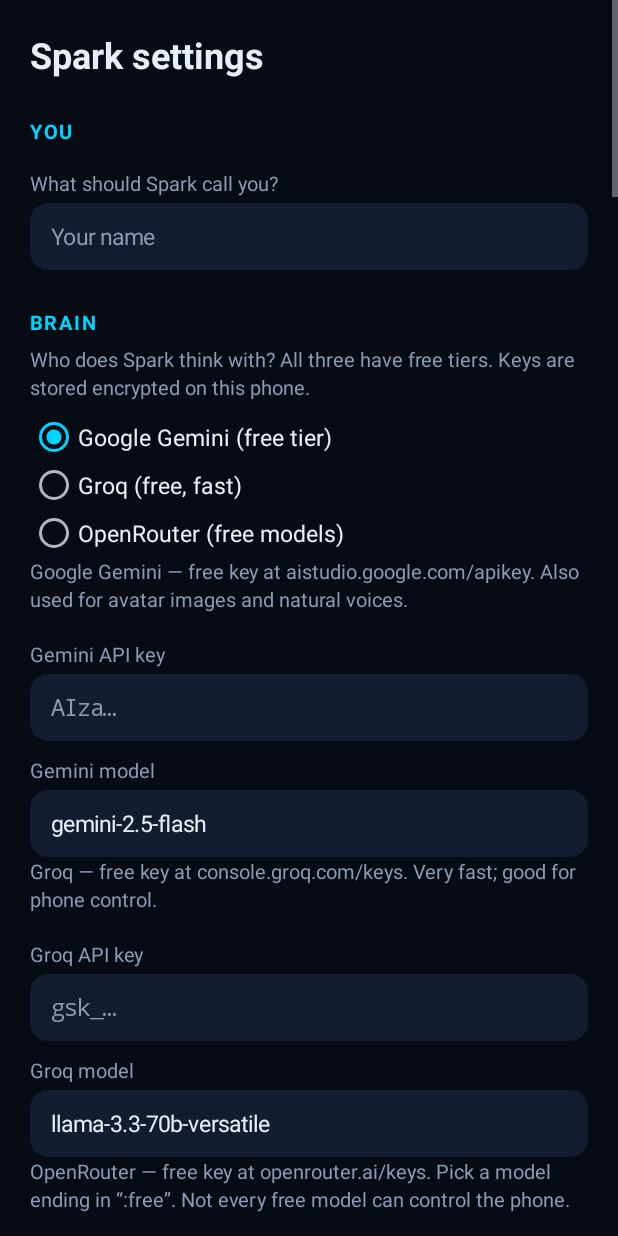
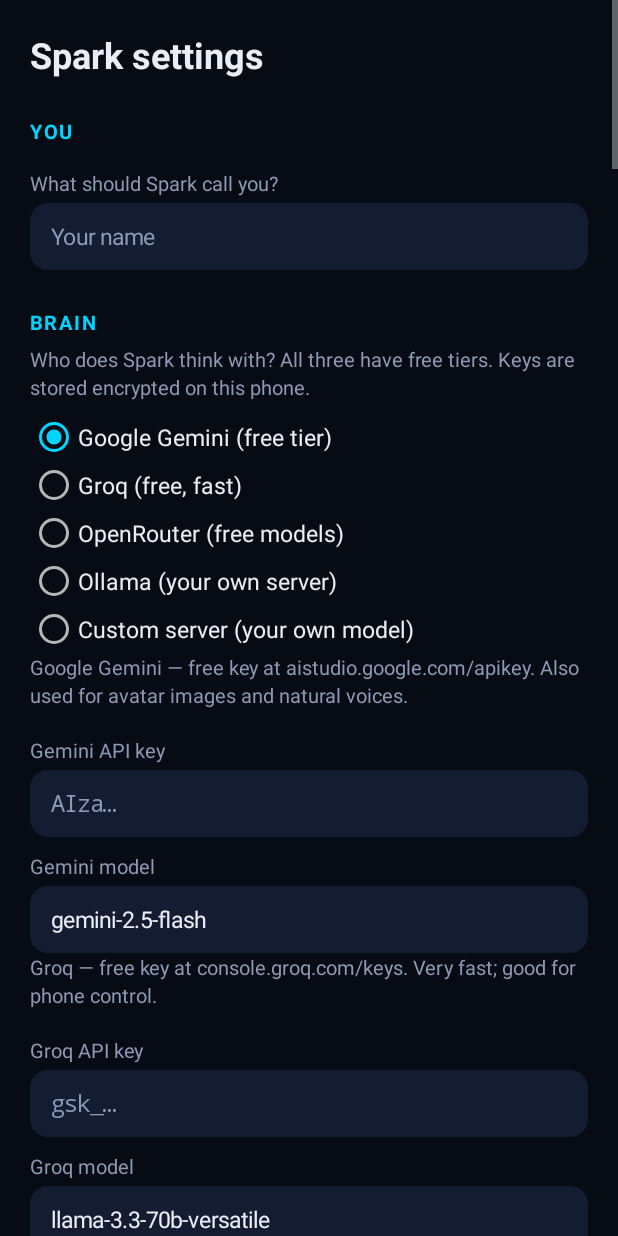
Before and after one commit to svs45-21/spark_quantum_ai_os_v1.0.1--1-, an Android app: the screen it shows after launch (SettingsActivity), after a tap on "Settings", on a phone screen of 412 x 824 dp. Run offline under Robolectric (Android 15) with nearby library versions, the phone set to English and light mode, and no system bars; 1 other tap on this screen came first.

Commit message:
Add Ollama, custom OpenAI-compatible servers and n8n workflows
- Brain providers now include Ollama (your own server; OpenAI-compatible
  endpoint, no key) and Custom (any OpenAI-compatible server: LM Studio,
  vLLM, LocalAI, or a self-hosted/fine-tuned model). OpenAiCompatClient
  takes a dynamic endpoint and an optional key; the Authorization header is
  sent only when a key is set, and read timeout is raised for slow local
  models. RoutingLlm and Settings gain both, selectable in the Brain screen.
- n8n: a trigger_workflow tool (gated on configuration) and an N8n client
  that POSTs to the user's n8n webhooks with optional auth, so Spark can run
  their automations by voice or from a routine and read back the result.

So Spark can run entirely on the user's own models, privately, and drive
their own automations. 72 JVM tests pass (new: endpoint building, n8n URL
construction); full app compiles.

Co-Authored-By: Claude Opus 4.8 <noreply@anthropic.com>
Claude-Session: https://claude.ai/code/session_011JXGcyYzwG1daPqENaPtW8

```diff
--- a/spark_quantum_ai_os/android/app/src/main/java/com/spark/companion/brain/OpenAiCompatClient.kt
+++ b/spark_quantum_ai_os/android/app/src/main/java/com/spark/companion/brain/OpenAiCompatClient.kt
@@ -11,35 +11,60 @@ import org.json.JSONObject
  */
 class OpenAiCompatClient(
     private val providerLabel: String,
-    private val endpoint: String,
+    private val endpoint: () -> String,
     private val apiKey: () -> String,
     private val model: () -> String,
     private val defaultModel: String,
     private val extraHeaders: Map<String, String> = emptyMap(),
+    private val requiresKey: Boolean = true,
 ) : Llm {
 
     override suspend fun generate(system: String, history: List<Msg>, tools: JSONArray): LlmReply {
         val key = apiKey().trim()
-        if (key.isEmpty()) {
+        if (requiresKey && key.isEmpty()) {
             throw LlmException("No $providerLabel API key yet. Add one in Spark settings.")
         }
+        val url = endpoint().trim()
+        if (url.isEmpty()) {
+            throw LlmException("No $providerLabel server address yet. Add one in Spark settings.")
+        }
         val body = buildRequest(system, history, tools, model().ifBlank { defaultModel }).toString()
-        val reply = OpenAiHttp.post(endpoint, key, body, extraHeaders, providerLabel)
+        val reply = OpenAiHttp.post(url, key, body, extraHeaders, providerLabel)
         return parseResponse(reply.toString(), providerLabel)
     }
 
     companion object {
         fun groq(apiKey: () -> String, model: () -> String) = OpenAiCompatClient(
-            "Groq", "https://api.groq.com/openai/v1/chat/completions", apiKey, model, DEFAULT_GROQ_MODEL
+            "Groq", { "https://api.groq.com/openai/v1/chat/completions" }, apiKey, model, DEFAULT_GROQ_MODEL
         )
 
         fun openRouter(apiKey: () -> String, model: () -> String) = OpenAiCompatClient(
-            "OpenRouter", "https://openrouter.ai/api/v1/chat/completions", apiKey, model, DEFAULT_OPENROUTER_MODEL,
+            "OpenRouter", { "https://openrouter.ai/api/v1/chat/completions" }, apiKey, model, DEFAULT_OPENROUTER_MODEL,
             mapOf("HTTP-Referer" to "https://spark.companion", "X-Title" to "Spark")
         )
 
+        /** Ollama exposes an OpenAI-compatible endpoint; no key needed. */
+        fun ollama(baseUrl: () -> String, model: () -> String) = OpenAiCompatClient(
+            "Ollama", { chatEndpoint(baseUrl()) }, { "" }, model, DEFAULT_OLLAMA_MODEL, requiresKey = false
+        )
+
+        /** Any OpenAI-compatible server (LM Studio, vLLM, LocalAI, your own). */
+        fun custom(baseUrl: () -> String, apiKey: () -> String, model: () -> String) = OpenAiCompatClient(
+            "Your server", { chatEndpoint(baseUrl()) }, apiKey, model, "", requiresKey = false
+        )
+
+        /** Accepts a base host or a full endpoint and returns the chat-completions URL. */
+        fun chatEndpoint(url: String): String {
+            val u = url.trim().trimEnd('/')
+            if (u.isEmpty()) return ""
+            return if (u.contains("/chat/completions") || u.endsWith("/completions")) u
+            else if (u.endsWith("/v1")) "$u/chat/completions"
+            else "$u/v1/chat/completions"
+        }
+
         const val DEFAULT_GROQ_MODEL = "llama-3.3-70b-versatile"
         const val DEFAULT_OPENROUTER_MODEL = "meta-llama/llama-3.3-70b-instruct:free"
+        const val DEFAULT_OLLAMA_MODEL = "llama3.1"
 
         /** Converts the neutral tool declarations to OpenAI's `tools` array. */
         fun toolsArray(declarations: JSONArray): JSONArray {
--- a/spark_quantum_ai_os/android/app/src/main/java/com/spark/companion/brain/OpenAiHttp.kt
+++ b/spark_quantum_ai_os/android/app/src/main/java/com/spark/companion/brain/OpenAiHttp.kt
@@ -47,10 +47,10 @@ object OpenAiHttp {
         try {
             conn.requestMethod = "POST"
             conn.connectTimeout = 15_000
-            conn.readTimeout = 90_000
+            conn.readTimeout = 180_000
             conn.doOutput = true
             conn.setRequestProperty("Content-Type", "application/json; charset=utf-8")
-            conn.setRequestProperty("Authorization", "Bearer $key")
+            if (key.isNotBlank()) conn.setRequestProperty("Authorization", "Bearer $key")
             extraHeaders.forEach { (k, v) -> conn.setRequestProperty(k, v) }
             conn.outputStream.use { it.write(body.toByteArray(Charsets.UTF_8)) }
             val code = conn.responseCode
--- a/spark_quantum_ai_os/android/app/src/main/java/com/spark/companion/brain/Persona.kt
+++ b/spark_quantum_ai_os/android/app/src/main/java/com/spark/companion/brain/Persona.kt
@@ -9,6 +9,7 @@ object Persona {
         val memories: List<String>,
         val screenControl: Boolean,
         val desktopLink: Boolean,
+        val workflows: Boolean = false,
         val voice: Boolean,
         /** How the avatar looks and behaves; empty for none. */
         val avatar: String = "",
@@ -66,6 +67,9 @@ Screen control is OFF (the accessibility service is not enabled), so read_screen
         if (c.desktopLink) {
             append("The desktop SPARK system is linked. Use ask_desktop_spark for heavy research, documents, code or PC control.\n\n")
         }
+        if (c.workflows) {
+            append("The user's n8n automations are available. Use trigger_workflow to run one when a request matches something they'd have built there.\n\n")
+        }
         if (c.voice) {
             append("This is a spoken conversation: your reply will be read aloud, so write it the way you would say it.\n\n")
         }
--- a/spark_quantum_ai_os/android/app/src/main/java/com/spark/companion/brain/RoutingLlm.kt
+++ b/spark_quantum_ai_os/android/app/src/main/java/com/spark/companion/brain/RoutingLlm.kt
@@ -18,11 +18,15 @@ class RoutingLlm(private val provider: () -> String, private val clients: Map<St
         const val GEMINI = "gemini"
         const val GROQ = "groq"
         const val OPENROUTER = "openrouter"
+        const val OLLAMA = "ollama"
+        const val CUSTOM = "custom"
 
         val PROVIDERS = listOf(
             GEMINI to "Google Gemini (free tier)",
             GROQ to "Groq (free, fast)",
             OPENROUTER to "OpenRouter (free models)",
+            OLLAMA to "Ollama (your own server)",
+            CUSTOM to "Custom server (your own model)",
         )
     }
 }
--- a/spark_quantum_ai_os/android/app/src/main/java/com/spark/companion/core/Settings.kt
+++ b/spark_quantum_ai_os/android/app/src/main/java/com/spark/companion/core/Settings.kt
@@ -16,6 +16,8 @@ class Settings(context: Context) {
     @Volatile private var tokenCache: String? = null
     @Volatile private var groqKeyCache: String? = null
     @Volatile private var openRouterKeyCache: String? = null
+    @Volatile private var customKeyCache: String? = null
+    @Volatile private var n8nAuthCache: String? = null
 
     var apiKey: String
         get() = apiKeyCache ?: SecretStore.decrypt(prefs.getString("api_key", null)).also { apiKeyCache = it }
@@ -113,10 +115,51 @@ class Settings(context: Context) {
         get() = prefs.getString("image_provider", "gemini") ?: "gemini"
         set(value) = prefs.edit().putString("image_provider", value).apply()
 
-    /** The API key for the current chat provider (empty for Pollinations/Gemini-free is handled elsewhere). */
+    var ollamaUrl: String
+        get() = prefs.getString("ollama_url", "") ?: ""
+        set(value) = prefs.edit().putString("ollama_url", value.trim().trimEnd('/')).apply()
+
+    var ollamaModel: String
+        get() = prefs.getString("ollama_model", null)?.takeIf { it.isNotBlank() } ?: com.spark.companion.brain.OpenAiCompatClient.DEFAULT_OLLAMA_MODEL
+        set(value) = prefs.edit().putString("ollama_model", value.trim()).apply()
+
+    var customUrl: String
+        get() = prefs.getString("custom_url", "") ?: ""
+        set(value) = prefs.edit().putString("custom_url", value.trim().trimEnd('/')).apply()
+
+    var customModel: String
+        get() = prefs.getString("custom_model", "") ?: ""
+        set(value) = prefs.edit().putString("custom_model", value.trim()).apply()
+
+    var customApiKey: String
+        get() = customKeyCache ?: SecretStore.decrypt(prefs.getString("custom_key", null)).also { customKeyCache = it }
+        set(value) {
+            val clean = value.trim()
+            customKeyCache = clean
+            prefs.edit().putString("custom_key", if (clean.isEmpty()) null else SecretStore.encrypt(clean)).apply()
+        }
+
+    /** n8n webhook base, e.g. http://192.168.1.20:5678 (or .../webhook). */
+    var n8nUrl: String
+        get() = prefs.getString("n8n_url", "") ?: ""
+        set(value) = prefs.edit().putString("n8n_url", value.trim().trimEnd('/')).apply()
+
+    /** Optional n8n auth, as "Header-Name: value" or just a bearer token. */
+    var n8nAuth: String
+        get() = n8nAuthCache ?: SecretStore.decrypt(prefs.getString("n8n_auth", null)).also { n8nAuthCache = it }
+        set(value) {
+            val clean = value.trim()
+            n8nAuthCache = clean
+            prefs.edit().putString("n8n_auth", if (clean.isEmpty()) null else SecretStore.encrypt(clean)).apply()
+        }
+
+    val n8nConfigured: Boolean get() = n8nUrl.isNotBlank()
+
+    /** The API key for the current chat provider. */
     fun chatKeyFor(provider: String): String = when (provider) {
         "groq" -> groqApiKey
         "openrouter" -> openRouterApiKey
+        "custom" -> customApiKey
         else -> apiKey
     }
 
--- a/spark_quantum_ai_os/android/app/src/main/java/com/spark/companion/engine/SparkEngine.kt
+++ b/spark_quantum_ai_os/android/app/src/main/java/com/spark/companion/engine/SparkEngine.kt
@@ -63,13 +63,16 @@ class SparkEngine(private val context: Context) {
     private val speech = SpeechInput(context)
     private val speaker = Speaker(context)
     private val link = SparkLink({ settings.serverUrl }, { settings.serverToken })
-    private val tools = PhoneTools(context, settings, memory, link) { uiVisible.value }
+    private val n8n = com.spark.companion.brain.N8n({ settings.n8nUrl }, { settings.n8nAuth })
+    private val tools = PhoneTools(context, settings, memory, link, n8n) { uiVisible.value }
     private val llm = RoutingLlm(
         provider = { settings.chatProvider },
         clients = mapOf(
             RoutingLlm.GEMINI to GeminiClient({ settings.apiKey }, { settings.model }),
             RoutingLlm.GROQ to OpenAiCompatClient.groq({ settings.groqApiKey }, { settings.groqModel }),
             RoutingLlm.OPENROUTER to OpenAiCompatClient.openRouter({ settings.openRouterApiKey }, { settings.openRouterModel }),
+            RoutingLlm.OLLAMA to OpenAiCompatClient.ollama({ settings.ollamaUrl }, { settings.ollamaModel }),
+            RoutingLlm.CUSTOM to OpenAiCompatClient.custom({ settings.customUrl }, { settings.customApiKey }, { settings.customModel }),
         ),
     )
     private val agent = Agent(llm, tools)
@@ -380,7 +383,7 @@ suspend fun testGemini(): String = try {
             val reply = agent.respond(
                 userText = text,
                 system = { systemPrompt(voice) },
-                tools = ToolCatalog.declarations(settings.desktopLinked),
+                tools = ToolCatalog.declarations(settings.desktopLinked, settings.n8nConfigured),
                 confirm = { request -> confirm(request, voice) },
                 listener = listener,
             )
@@ -414,6 +417,7 @@ suspend fun testGemini(): String = try {
                 memories = facts,
                 screenControl = SparkAccessibilityService.instance != null,
                 desktopLink = settings.desktopLinked,
+                workflows = settings.n8nConfigured,
                 voice = voice,
                 avatar = avatar.value.prompt,
                 languages = settings.languages.map { "${Languages.name(it)} ($it)" },
--- a/spark_quantum_ai_os/android/app/src/main/java/com/spark/companion/phone/PhoneTools.kt
+++ b/spark_quantum_ai_os/android/app/src/main/java/com/spark/companion/phone/PhoneTools.kt
@@ -48,6 +48,7 @@ class PhoneTools(
     private val settings: Settings,
     private val memory: MemoryStore,
     private val link: SparkLink,
+    private val n8n: com.spark.companion.brain.N8n,
     private val uiVisible: () -> Boolean,
 ) : ToolHost {
 
@@ -91,6 +92,7 @@ class PhoneTools(
             "remember" -> "Remembering that"
             "forget" -> "Forgetting that"
             "ask_desktop_spark" -> "Asking SPARK on your computer"
+            "trigger_workflow" -> "Running your workflow"
             else -> "Working"
         }
     }
@@ -181,6 +183,7 @@ class PhoneTools(
                     ok().put("forgotten", JSONArray(removed))
                 }
                 "ask_desktop_spark" -> link.ask(a.optString("request"))
+                "trigger_workflow" -> n8n.trigger(a.optString("workflow"), a.optString("input"))
                 else -> fail("Unknown tool: ${call.name}")
             }
         } catch (e: kotlinx.coroutines.CancellationException) {
--- a/spark_quantum_ai_os/android/app/src/main/java/com/spark/companion/ui/SettingsActivity.kt
+++ b/spark_quantum_ai_os/android/app/src/main/java/com/spark/companion/ui/SettingsActivity.kt
@@ -190,6 +190,15 @@ class SettingsActivity : Activity() {
         field("OpenRouter API key", settings.openRouterApiKey, "sk-or-…", secret = true) { settings.openRouterApiKey = it }
         field("OpenRouter model", settings.openRouterModel, com.spark.companion.brain.OpenAiCompatClient.DEFAULT_OPENROUTER_MODEL) { settings.openRouterModel = it }
 
+        note("Ollama — your own models on your PC/home server, free and private. Run Ollama and enter its address. Use a tool-capable model (llama3.1, qwen2.5) if you want Spark to operate the phone. Same Wi-Fi.")
+        field("Ollama server", settings.ollamaUrl, "http://192.168.1.20:11434") { settings.ollamaUrl = it }
+        field("Ollama model", settings.ollamaModel, com.spark.companion.brain.OpenAiCompatClient.DEFAULT_OLLAMA_MODEL) { settings.ollamaModel = it }
+
+        note("Custom — any OpenAI-compatible server (LM Studio, vLLM, LocalAI, or your own fine-tuned model). Enter its base URL, a key if it needs one, and the model name.")
+        field("Server base URL", settings.customUrl, "http://192.168.1.20:1234") { settings.customUrl = it }
+        field("API key (if needed)", settings.customApiKey, "optional", secret = true) { settings.customApiKey = it }
+        field("Model name", settings.customModel, "your-model") { settings.customModel = it }
+
         action("Test the selected brain") {
             save()
             toast("Testing…")
@@ -330,6 +339,13 @@ class SettingsActivity : Activity() {
         field("Image model (avatar creation)", settings.imageModel, com.spark.companion.brain.GeminiMedia.DEFAULT_IMAGE_MODEL) { settings.imageModel = it }
         field("Voice model (natural voices)", settings.ttsModel, com.spark.companion.brain.GeminiMedia.DEFAULT_TTS_MODEL) { settings.ttsModel = it }
 
+        section(
+            "n8n WORKFLOWS",
+            "Let Spark run your n8n automations. Enter your n8n webhook address; Spark can then trigger workflows by name (and routines can too). Use on your own network."
+        )
+        field("n8n webhook URL", settings.n8nUrl, "http://192.168.1.20:5678") { settings.n8nUrl = it }
+        field("Auth header (optional)", settings.n8nAuth, "Header-Name: value, or a token", secret = true) { settings.n8nAuth = it }
+
         section("MORE", "Spark's camera, and automations that run on their own.")
         action("Open Spark Vision (camera)") { startActivity(Intent(this, VisionActivity::class.java)) }
         action("Open Routines") { startActivity(Intent(this, RoutinesActivity::class.java)) }
```
Also changed, not shown: spark_quantum_ai_os/android/app/src/main/java/com/spark/companion/brain/N8n.kt (added, +70 -0 lines), spark_quantum_ai_os/android/app/src/main/java/com/spark/companion/brain/Tools.kt (+15 -2 lines), 2 other files.
